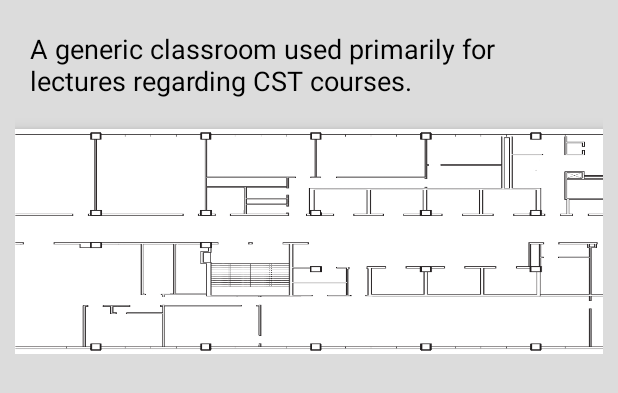
After one commit to CSTscholars/CityTechMaps, an Android app: the layout scrollview_room.xml on its own in the app's theme, with its tools: preview values and no code run, on a phone screen of 412 x 824 dp. The commit adds this screen. Shown: the top 393 px of the screen. Run offline under Robolectric (Android 15) with nearby library versions, the phone set to English and light mode, and no system bars.

Commit message:
Changed the layout of the RoomActivity. More to add soon.

```diff
--- a/app/src/main/AndroidManifest.xml
+++ b/app/src/main/AndroidManifest.xml
@@ -17,7 +17,7 @@
                 <category android:name="android.intent.category.LAUNCHER" />
             </intent-filter>
         </activity>
-        <activity android:name=".RoomActivity"></activity>
+        <activity android:name=".RoomActivity" />
     </application>
 
 </manifest>
--- a/app/src/main/java/org/citytechmaps/MainActivity.java
+++ b/app/src/main/java/org/citytechmaps/MainActivity.java
@@ -34,7 +34,7 @@ public class MainActivity extends AppCompatActivity
         navigationView.setNavigationItemSelectedListener(this);
 
         //Show sample roomview
-        Room sampleRoom = new Room(901, "Room N-901", 60, 100, 9, "A standard classroom used primarily for lectures regarding CST courses.", R.drawable.default_classroom);
+        Room sampleRoom = new Room(901, "N-901", 60, 100, 9, "A standard classroom used primarily for lectures regarding CST courses.", R.drawable.default_classroom);
         Intent sampleIntent = new Intent(getApplicationContext(), RoomActivity.class);
         sampleIntent.setFlags(Intent.FLAG_ACTIVITY_NEW_TASK);
         sampleIntent.putExtra("room", sampleRoom);
--- /dev/null
+++ b/app/src/main/res/layout/scrollview_room.xml
@@ -0,0 +1,36 @@
+<?xml version="1.0" encoding="utf-8"?>
+<android.support.v4.widget.NestedScrollView xmlns:android="http://schemas.android.com/apk/res/android"
+    android:layout_width="match_parent"
+    android:layout_height="match_parent"
+    xmlns:app="http://schemas.android.com/apk/res-auto"
+    app:layout_behavior="@string/appbar_scrolling_view_behavior"
+    android:background="#dcdcdc">
+
+    <android.support.v7.widget.LinearLayoutCompat
+        android:layout_width="match_parent"
+        android:layout_height="match_parent"
+        android:layout_gravity="center_horizontal"
+        android:padding="10dp"
+        android:orientation="vertical">
+
+        <TextView
+            android:id="@+id/tvRoomDesc"
+            android:layout_width="wrap_content"
+            android:layout_height="wrap_content"
+            android:padding="10dp"
+            android:text="@string/example_room_desc"
+            android:textColor="#000000"
+            android:textSize="18sp" />
+
+        <ImageView
+            android:id="@+id/ivFloorMap"
+            android:layout_width="match_parent"
+            android:layout_height="150dp"
+            android:elevation="6dp"
+            android:layout_marginTop="10dp"
+            android:contentDescription="@string/room_location_example"
+            android:background="@drawable/default_floor_map" />
+
+    </android.support.v7.widget.LinearLayoutCompat>
+
+</android.support.v4.widget.NestedScrollView>
--- a/app/src/main/res/values/dimens.xml
+++ b/app/src/main/res/values/dimens.xml
@@ -6,4 +6,6 @@
     <dimen name="nav_header_vertical_spacing">16dp</dimen>
     <dimen name="nav_header_height">160dp</dimen>
     <dimen name="fab_margin">16dp</dimen>
+    <dimen name="app_bar_height">180dp</dimen>
+    <dimen name="text_margin">16dp</dimen>
 </resources>
--- a/app/src/main/res/values/strings.xml
+++ b/app/src/main/res/values/strings.xml
@@ -8,4 +8,6 @@
     <string name="action_settings">Settings</string>
     <string name="example_room_name">Room N-901</string>
     <string name="example_room_desc">A generic classroom used primarily for lectures regarding CST courses.</string>
+    <string name="title_activity_scrolling">ScrollingActivity</string>
+    <string name="room_location_example">Room Location</string>
 </resources>
--- a/app/src/main/res/values/styles.xml
+++ b/app/src/main/res/values/styles.xml
@@ -1,11 +1,9 @@
 <resources>
 
     <!-- Base application theme. -->
-    <style name="AppTheme" parent="Theme.AppCompat.Light.DarkActionBar">
+    <style name="AppTheme" parent="Theme.AppCompat.Light.NoActionBar">
         <!-- Customize your theme here. -->
-        <item name="colorPrimary">@color/colorPrimary</item>
-        <item name="colorPrimaryDark">@color/colorPrimaryDark</item>
-        <item name="colorAccent">@color/colorAccent</item>
+
     </style>
 
     <style name="AppTheme.NoActionBar">
```
Also changed, not shown: app/src/main/java/org/citytechmaps/RoomActivity.java (+20 -51 lines), app/src/main/res/layout/activity_room.xml (+30 -53 lines).
